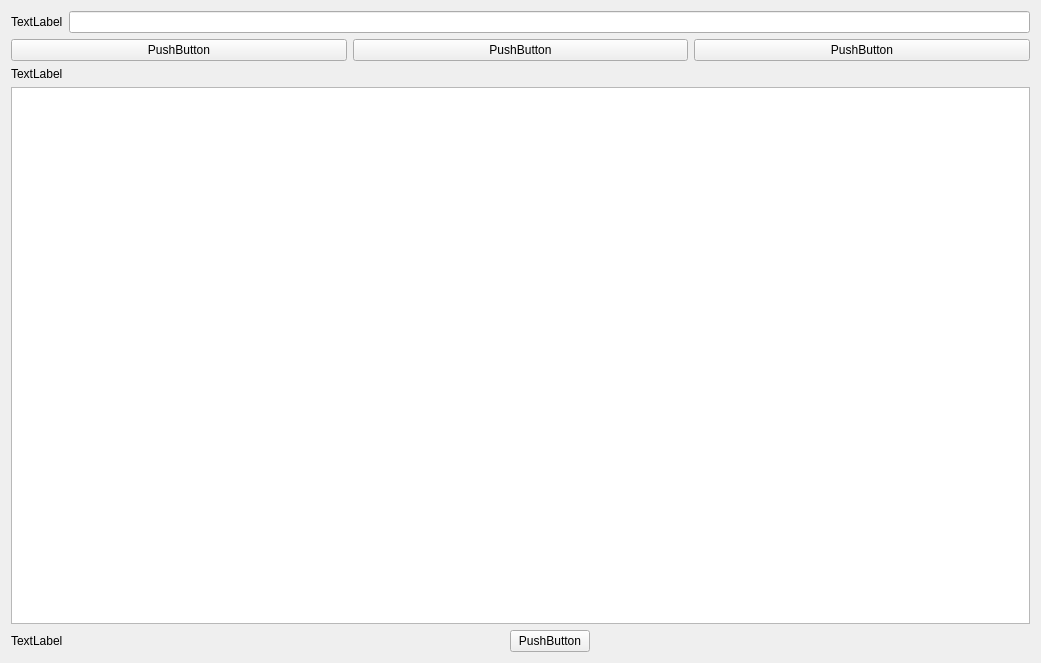
This is flight_inquiry_flightid.ui in Aloereed/Flightman_Client_DATA130039 as Qt 5 draws it before an edit. The edited form follows.
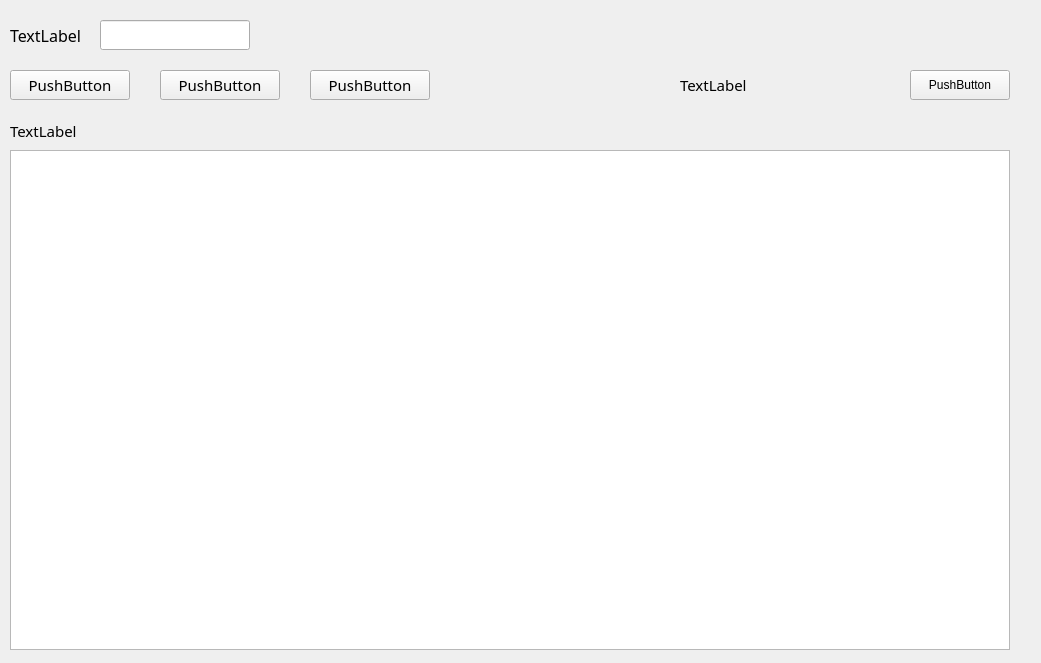
This is the edited form.

Commit message: 修改了查询和主界面的ui

Patch:
```diff
--- a/flight_inquiry_flightid.ui
+++ b/flight_inquiry_flightid.ui
@@ -13,109 +13,159 @@
   <property name="windowTitle">
    <string>Form</string>
   </property>
-  <layout class="QGridLayout" name="gridLayout">
-   <item row="0" column="0">
-    <layout class="QVBoxLayout" name="verticalLayout_2">
-     <item>
-      <layout class="QVBoxLayout" name="verticalLayout">
-       <item>
-        <layout class="QHBoxLayout" name="horizontalLayout">
-         <item>
-          <widget class="QLabel" name="hint_label">
-           <property name="text">
-            <string>TextLabel</string>
-           </property>
-          </widget>
-         </item>
-         <item>
-          <widget class="QLineEdit" name="flighID_lineEdit"/>
-         </item>
-        </layout>
-       </item>
-       <item>
-        <layout class="QHBoxLayout" name="horizontalLayout_2">
-         <item>
-          <widget class="QPushButton" name="Confirm_pushButton">
-           <property name="text">
-            <string>PushButton</string>
-           </property>
-          </widget>
-         </item>
-         <item>
-          <widget class="QPushButton" name="Back_pushButton">
-           <property name="text">
-            <string>PushButton</string>
-           </property>
-          </widget>
-         </item>
-         <item>
-          <widget class="QPushButton" name="Cancel_pushButton">
-           <property name="text">
-            <string>PushButton</string>
-           </property>
-          </widget>
-         </item>
-        </layout>
-       </item>
-       <item>
-        <widget class="QLabel" name="flightInfo_label">
-         <property name="text">
-          <string>TextLabel</string>
-         </property>
-        </widget>
-       </item>
-       <item>
-        <widget class="QTableView" name="tableView"/>
-       </item>
-       <item>
-        <layout class="QHBoxLayout" name="horizontalLayout_3">
-         <item>
-          <widget class="QLabel" name="UserStatus">
-           <property name="text">
-            <string>TextLabel</string>
-           </property>
-          </widget>
-         </item>
-         <item>
-          <spacer name="horizontalSpacer_2">
-           <property name="orientation">
-            <enum>Qt::Horizontal</enum>
-           </property>
-           <property name="sizeHint" stdset="0">
-            <size>
-             <width>40</width>
-             <height>20</height>
-            </size>
-           </property>
-          </spacer>
-         </item>
-         <item>
-          <widget class="QPushButton" name="login_pushButton">
-           <property name="text">
-            <string>PushButton</string>
-           </property>
-          </widget>
-         </item>
-         <item>
-          <spacer name="horizontalSpacer">
-           <property name="orientation">
-            <enum>Qt::Horizontal</enum>
-           </property>
-           <property name="sizeHint" stdset="0">
-            <size>
-             <width>40</width>
-             <height>20</height>
-            </size>
-           </property>
-          </spacer>
-         </item>
-        </layout>
-       </item>
-      </layout>
-     </item>
-    </layout>
-   </item>
-  </layout>
+  <widget class="QTableView" name="tableView">
+   <property name="geometry">
+    <rect>
+     <x>10</x>
+     <y>150</y>
+     <width>1000</width>
+     <height>500</height>
+    </rect>
+   </property>
+  </widget>
+  <widget class="QLabel" name="flightInfo_label">
+   <property name="geometry">
+    <rect>
+     <x>10</x>
+     <y>120</y>
+     <width>131</width>
+     <height>21</height>
+    </rect>
+   </property>
+   <property name="font">
+    <font>
+     <family>Yu Gothic UI Semilight</family>
+     <pointsize>11</pointsize>
+    </font>
+   </property>
+   <property name="text">
+    <string>TextLabel</string>
+   </property>
+  </widget>
+  <widget class="QLabel" name="UserStatus">
+   <property name="geometry">
+    <rect>
+     <x>680</x>
+     <y>70</y>
+     <width>201</width>
+     <height>30</height>
+    </rect>
+   </property>
+   <property name="font">
+    <font>
+     <family>Yu Gothic UI Semilight</family>
+     <pointsize>11</pointsize>
+    </font>
+   </property>
+   <property name="text">
+    <string>TextLabel</string>
+   </property>
+  </widget>
+  <widget class="QPushButton" name="login_pushButton">
+   <property name="geometry">
+    <rect>
+     <x>910</x>
+     <y>70</y>
+     <width>100</width>
+     <height>30</height>
+    </rect>
+   </property>
+   <property name="text">
+    <string>PushButton</string>
+   </property>
+  </widget>
+  <widget class="QPushButton" name="Cancel_pushButton">
+   <property name="geometry">
+    <rect>
+     <x>310</x>
+     <y>70</y>
+     <width>120</width>
+     <height>30</height>
+    </rect>
+   </property>
+   <property name="font">
+    <font>
+     <family>Yu Gothic UI Semilight</family>
+     <pointsize>11</pointsize>
+    </font>
+   </property>
+   <property name="text">
+    <string>PushButton</string>
+   </property>
+  </widget>
+  <widget class="QPushButton" name="Back_pushButton">
+   <property name="geometry">
+    <rect>
+     <x>160</x>
+     <y>70</y>
+     <width>120</width>
+     <height>30</height>
+    </rect>
+   </property>
+   <property name="font">
+    <font>
+     <family>Yu Gothic UI Semilight</family>
+     <pointsize>11</pointsize>
+    </font>
+   </property>
+   <property name="text">
+    <string>PushButton</string>
+   </property>
+  </widget>
+  <widget class="QPushButton" name="Confirm_pushButton">
+   <property name="geometry">
+    <rect>
+     <x>10</x>
+     <y>70</y>
+     <width>120</width>
+     <height>30</height>
+    </rect>
+   </property>
+   <property name="font">
+    <font>
+     <family>Yu Gothic UI Semilight</family>
+     <pointsize>11</pointsize>
+    </font>
+   </property>
+   <property name="text">
+    <string>PushButton</string>
+   </property>
+  </widget>
+  <widget class="QLineEdit" name="flighID_lineEdit">
+   <property name="geometry">
+    <rect>
+     <x>100</x>
+     <y>20</y>
+     <width>150</width>
+     <height>30</height>
+    </rect>
+   </property>
+   <property name="font">
+    <font>
+     <family>Yu Gothic UI Semilight</family>
+     <pointsize>11</pointsize>
+    </font>
+   </property>
+  </widget>
+  <widget class="QLabel" name="hint_label">
+   <property name="geometry">
+    <rect>
+     <x>10</x>
+     <y>20</y>
+     <width>81</width>
+     <height>30</height>
+    </rect>
+   </property>
+   <property name="font">
+    <font>
+     <family>Yu Gothic UI Semilight</family>
+     <pointsize>12</pointsize>
+    </font>
+   </property>
+   <property name="text">
+    <string>TextLabel</string>
+   </property>
+  </widget>
  </widget>
  <resources/>
  <connections/>
```
The commit also changes 7 other files.
